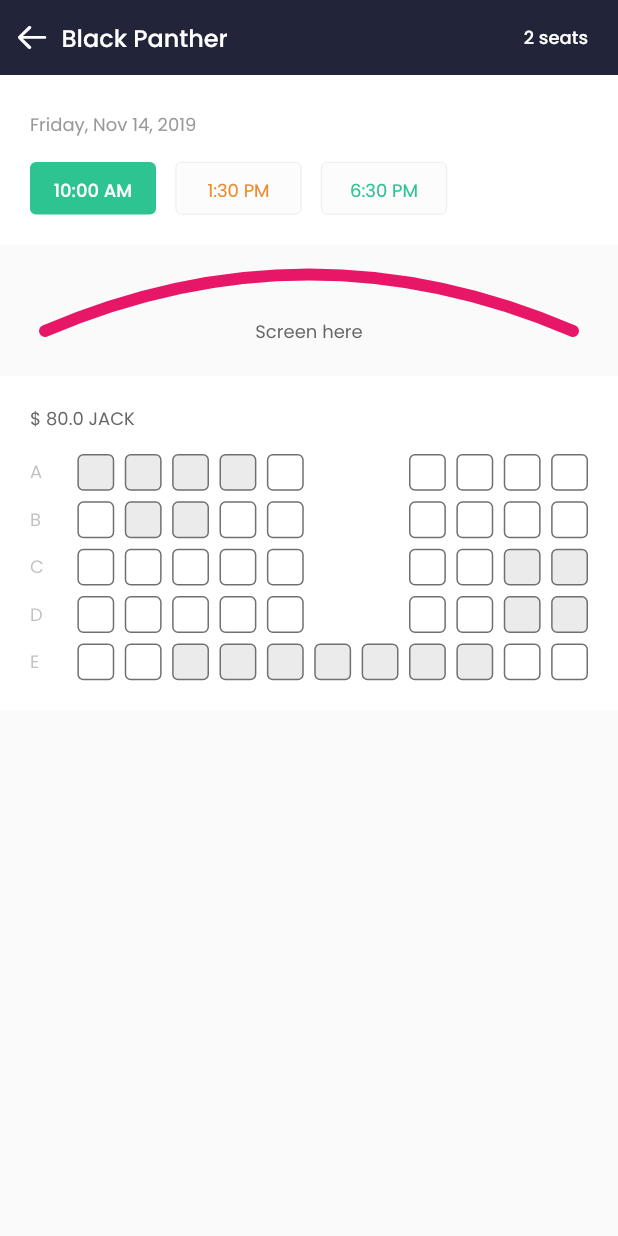
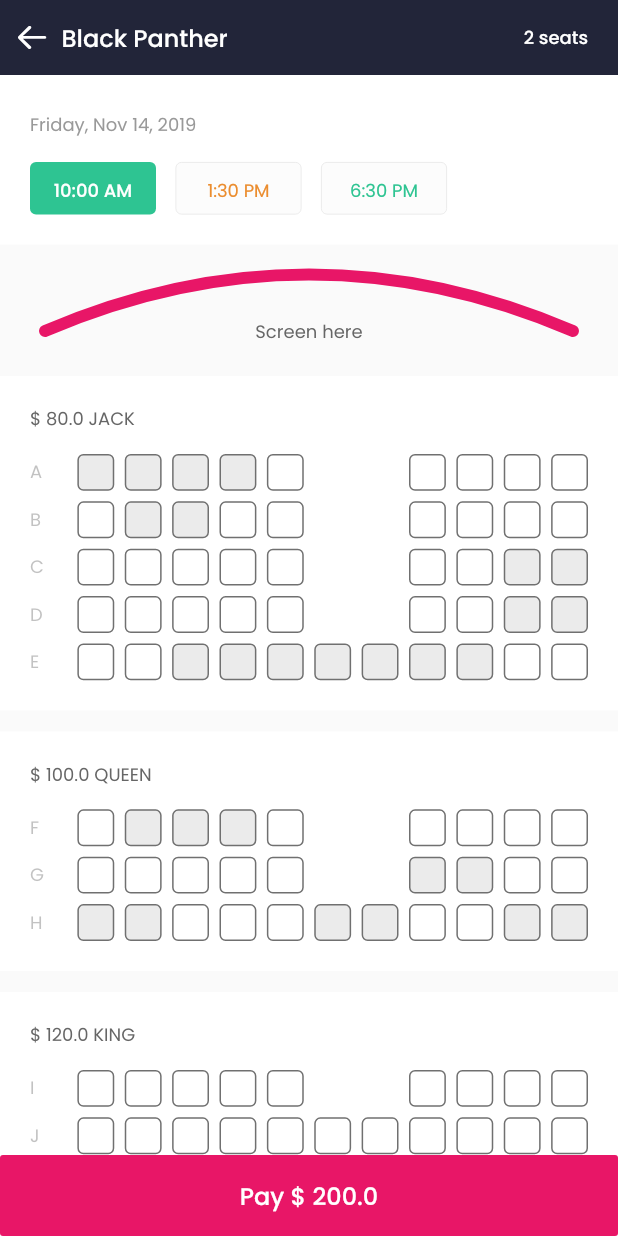
Before and after one commit to robustsolution/findseat-Flutter, a Flutter app: the screen it shows after launch, on a phone screen of 412 x 824 dp. Run offline on Flutter 3.47's test engine with Material 2 defaults, Android fonts, the phone set to English and light mode, and no system bars; our stand-ins replace dotted_border, flutter_svg, google_maps_flutter.

Commit message:
[BookSeatSlot] basically add multiple seat type

```diff
--- a/lib/presentation/screen/booking/book_seat_slot/sc_book_seat_slot.dart
+++ b/lib/presentation/screen/booking/book_seat_slot/sc_book_seat_slot.dart
@@ -1,4 +1,5 @@
 import 'package:find_seat/model/barrel_model.dart';
+import 'package:find_seat/presentation/common_widgets/barrel_common_widgets.dart';
 import 'package:find_seat/presentation/common_widgets/widget_toolbar.dart';
 import 'package:find_seat/presentation/screen/booking/barrel_booking.dart';
 import 'package:find_seat/presentation/screen/booking/book_seat_slot/barrel_book_seat_slot.dart';
@@ -29,15 +30,17 @@ class _BookSeatSlotScreenState extends State<BookSeatSlotScreen> {
   Widget build(BuildContext context) {
     return SafeArea(
       child: Scaffold(
-        body: SingleChildScrollView(
+        body: Container(
+          child: Stack(fit: StackFit.expand, children: <Widget>[
+            SingleChildScrollView(
               child: Column(
                 mainAxisSize: MainAxisSize.min,
                 children: <Widget>[
                   WidgetToolbar(
                     title: 'Black Panther',
                     actions: Padding(
-                  padding:
-                      const EdgeInsets.symmetric(vertical: 2, horizontal: 20),
+                      padding: const EdgeInsets.symmetric(
+                          vertical: 2, horizontal: 20),
                       child: Text('2 seats', style: FONT_CONST.MEDIUM_WHITE_12),
                     ),
                   ),
@@ -48,11 +51,118 @@ class _BookSeatSlotScreenState extends State<BookSeatSlotScreen> {
                     showCineDot: false,
                   ),
                   WidgetCineScreen(),
-              WidgetItemGridSeatSlot(),
+                  WidgetItemGridSeatSlot(
+                    seatTypeName: '\$ 80.0 JACK',
+                    seatRows: seatRowsJack,
+                  ),
+                  WidgetSpacer(height: 14),
+                  WidgetItemGridSeatSlot(
+                    seatTypeName: '\$ 100.0 QUEEN',
+                    seatRows: seatRowsQueen,
+                  ),
+                  WidgetSpacer(height: 14),
+                  WidgetItemGridSeatSlot(
+                    seatTypeName: '\$ 120.0 KING',
+                    seatRows: seatRowsKing,
+                  ),
+                  WidgetSpacer(height: 64),
                 ],
               ),
+            ),
+            _buildBtnPay(),
+          ]),
         ),
       ),
     );
   }
+
+  _buildBtnPay() {
+    return Positioned(
+      left: 0,
+      right: 0,
+      bottom: 0,
+      child: Container(
+        height: 54,
+        child: FlatButton(
+          color: COLOR_CONST.DEFAULT,
+          child: Row(
+            mainAxisAlignment: MainAxisAlignment.center,
+            children: <Widget>[
+              Text('Pay \$ 200.0', style: FONT_CONST.MEDIUM_WHITE_16),
+            ],
+          ),
+          onPressed: () {},
+        ),
+      ),
+    );
   }
+
+  List<SeatRow> seatRowsKing = [
+    SeatRow(
+      rowId: 'I',
+      count: 11,
+      offs: [5, 6],
+      booked: [],
+    ),
+    SeatRow(
+      rowId: 'J',
+      count: 11,
+      offs: [],
+      booked: [],
+    ),
+  ];
+
+  List<SeatRow> seatRowsQueen = [
+    SeatRow(
+      rowId: 'F',
+      count: 11,
+      offs: [5, 6],
+      booked: [1, 2, 3],
+    ),
+    SeatRow(
+      rowId: 'G',
+      count: 11,
+      offs: [5, 6],
+      booked: [6, 7, 8],
+    ),
+    SeatRow(
+      rowId: 'H',
+      count: 11,
+      offs: [],
+      booked: [0, 1, 5, 6, 9, 10],
+    ),
+  ];
+
+  List<SeatRow> seatRowsJack = [
+    SeatRow(
+      rowId: 'A',
+      count: 11,
+      offs: [5, 6],
+      booked: [0, 1, 2, 3],
+    ),
+    SeatRow(
+      rowId: 'B',
+      count: 11,
+      offs: [5, 6],
+      booked: [1, 2],
+    ),
+    SeatRow(
+      rowId: 'C',
+      count: 11,
+      offs: [5, 6],
+      booked: [9, 10],
+    ),
+    SeatRow(
+      rowId: 'D',
+      count: 11,
+      offs: [5, 6],
+      booked: [9, 10],
+    ),
+    SeatRow(
+      rowId: 'E',
+      count: 11,
+      offs: [],
+      booked: [2, 3, 4, 5, 6, 7, 8],
+    )
+  ];
+}
--- a/lib/presentation/screen/booking/book_seat_slot/widget_item_grid_seat_slot.dart
+++ b/lib/presentation/screen/booking/book_seat_slot/widget_item_grid_seat_slot.dart
@@ -6,40 +6,12 @@ import 'package:find_seat/utils/my_const/my_const.dart';
 import 'package:flutter/material.dart';
 
 class WidgetItemGridSeatSlot extends StatefulWidget {
-  List<SeatRow> seatRows = [
-    SeatRow(
-      rowId: 'A',
-      count: 11,
-      offs: [5, 6],
-      booked: [0, 1, 2, 3],
-    ),
-    SeatRow(
-      rowId: 'B',
-      count: 11,
-      offs: [5, 6],
-      booked: [1, 2],
-    ),
-    SeatRow(
-      rowId: 'C',
-      count: 11,
-      offs: [5, 6],
-      booked: [9, 10],
-    ),
-    SeatRow(
-      rowId: 'D',
-      count: 11,
-      offs: [5, 6],
-      booked: [9, 10],
-    ),
-    SeatRow(
-      rowId: 'E',
-      count: 11,
-      offs: [],
-      booked: [2, 3, 4, 5, 6, 7, 8],
-    )
-  ];
+  String seatTypeName;
 
-  WidgetItemGridSeatSlot();
+  List<SeatRow> seatRows = [];
+
+  WidgetItemGridSeatSlot(
+      {@required this.seatTypeName, @required this.seatRows});
 
   @override
   _WidgetItemGridSeatSlotState createState() => _WidgetItemGridSeatSlotState();
@@ -65,7 +37,7 @@ class _WidgetItemGridSeatSlotState extends State<WidgetItemGridSeatSlot> {
         mainAxisSize: MainAxisSize.min,
         crossAxisAlignment: CrossAxisAlignment.start,
         children: <Widget>[
-          Text('\$ 80.0 JACK', style: FONT_CONST.REGULAR_GRAY4_12),
+          Text(widget.seatTypeName, style: FONT_CONST.REGULAR_GRAY4_12),
           WidgetSpacer(height: 14),
           _buildSlotGrid(),
         ],
@@ -76,11 +48,12 @@ class _WidgetItemGridSeatSlotState extends State<WidgetItemGridSeatSlot> {
   _buildSlotGrid() {
     return ConstrainedBox(
       constraints: BoxConstraints(
-        minHeight: 129,
+        minHeight: 40,
         maxHeight: 200,
       ),
       child: GridView.count(
         shrinkWrap: true,
+        physics: NeverScrollableScrollPhysics(),
         crossAxisCount: maxColumn,
         scrollDirection: Axis.vertical,
         childAspectRatio: 1,
```
Lines whose indentation alone changed are shown as unchanged.
